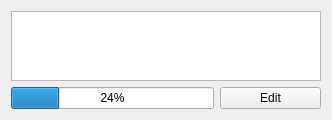
The window that mywidget.ui (skronstein/MultiTimer) describes before a commit, drawn with Qt 5.
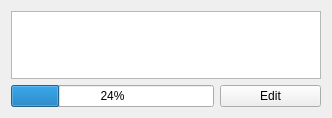
The same window after the commit.

The edit to the form file:
```diff
--- a/mywidget.ui
+++ b/mywidget.ui
@@ -33,7 +33,7 @@
      <property name="minimumSize">
       <size>
        <width>250</width>
-       <height>70</height>
+       <height>40</height>
       </size>
      </property>
      <property name="maximumSize">
```
